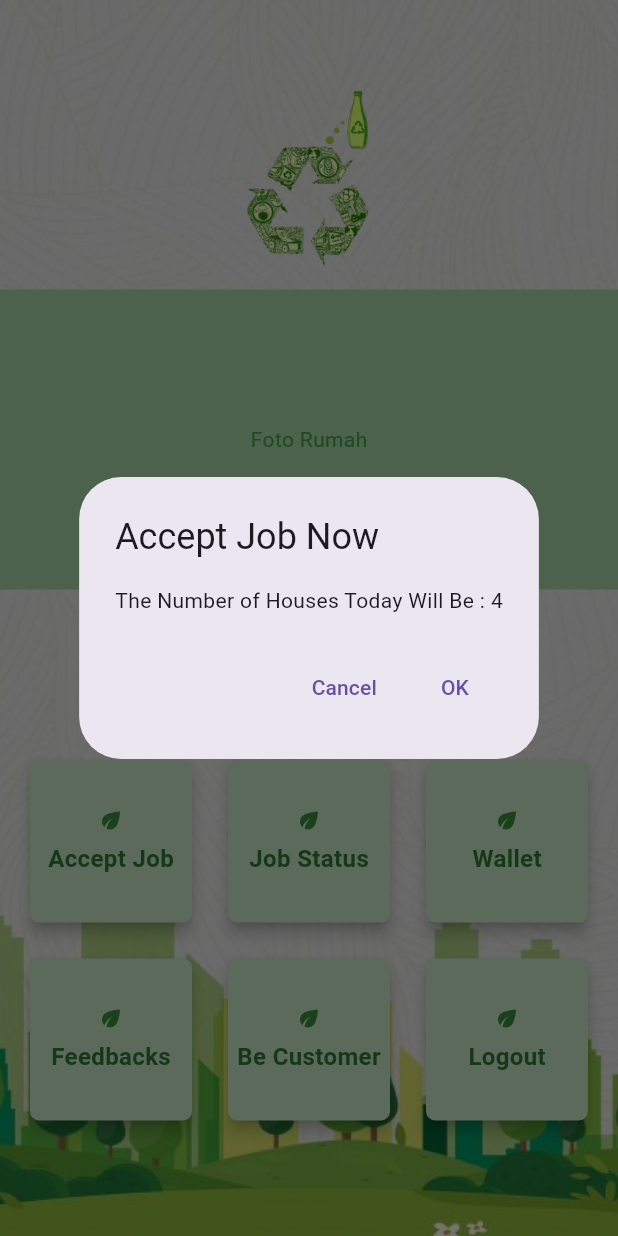
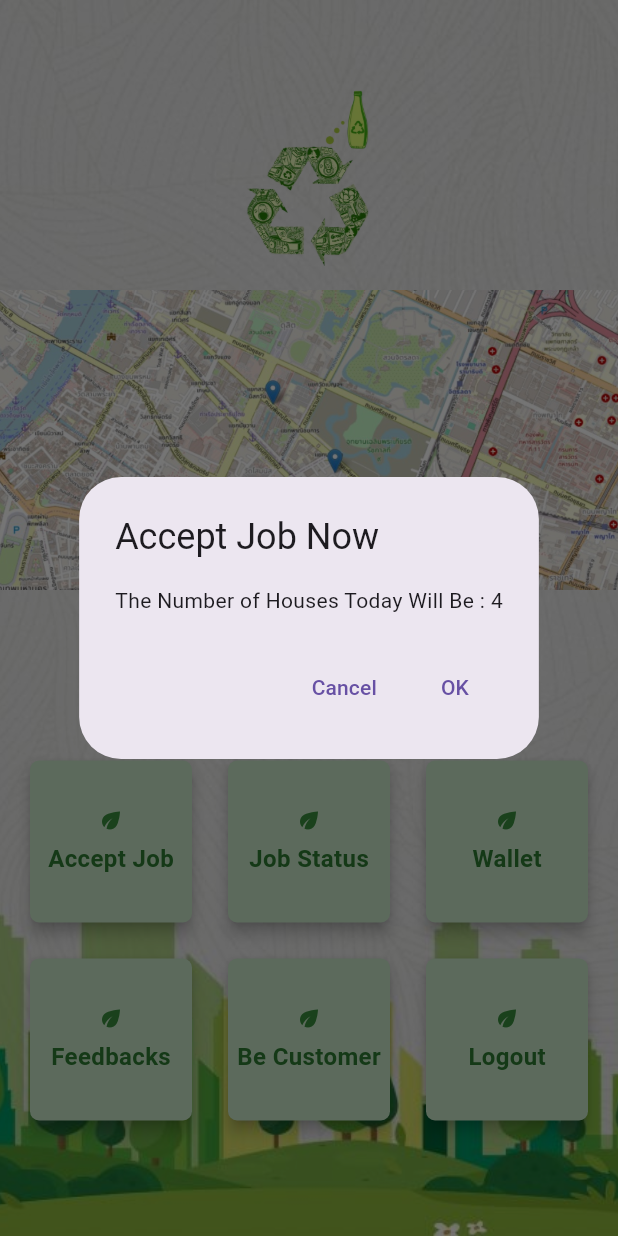
Before and after one commit to Azucarz/Recycle-To-Money-Andriod, a Flutter app: the HomeWorkerPage screen opened directly, after a tap on "Accept Job", on a phone screen of 412 x 824 dp. Run offline on Flutter 3.47's test engine with Material 3 defaults, Android fonts, the phone set to English and light mode, and no system bars; our stand-ins replace supabase_flutter; accounts and stored records are empty.

Commit message:
Finall_Code
Final_Code  OKK

```diff
--- a/lib/f_request.dart
+++ b/lib/f_request.dart
@@ -64,13 +64,11 @@ class RequestPickupPage extends StatelessWidget {
                 ),
                 const SizedBox(height: 16),
                 // Kotak foto rumah
-                Container(
-                  width: double.infinity,
-                  height: 200,
-                  color: Colors.green[200], // Warna latar belakang untuk kotak foto
-                  child: Center(
-                    child: Text('Foto Rumah', style: TextStyle(color: Colors.green[600])),
-                  ),
+                Image.asset(
+                'assets/Hms.jpg',
+                width: double.infinity,
+                height: 200,
+                fit: BoxFit.cover,  // Menyesuaikan gambar agar memenuhi kontainer
                 ),
                 const SizedBox(height: 16),
                 // Keterangan alamat dan nomor rumah
--- a/lib/worker_main.dart
+++ b/lib/worker_main.dart
@@ -1,6 +1,7 @@
 import 'package:flutter/material.dart';
 import 'package:smart_waste/login_page.dart';
 import 'profil_user_page.dart';
+import 'f_job_status.dart';
 
 
 void main() {
@@ -63,13 +64,11 @@ class HomeWorkerPage extends StatelessWidget {
                   height: 120,
                 ),
                 const SizedBox(height: 16), // Jarak antara logo dan tulisan
-                Container(
-                  width: double.infinity,
-                  height: 200,
-                  color: Colors.green[200], // Warna latar belakang untuk kotak foto
-                  child: Center(
-                    child: Text('Foto Rumah', style: TextStyle(color: Colors.green[600])),
-                  ),
+                Image.asset(
+                'assets/Mps.jpg',
+                width: double.infinity,
+                height: 200,
+                fit: BoxFit.cover,  // Menyesuaikan gambar agar memenuhi kontainer
                 ),
                 const SizedBox(height: 16),
                 // Tulisan "Smart Waste"
@@ -121,6 +120,7 @@ class HomeWorkerPage extends StatelessWidget {
                                         onPressed: () =>
                                             Navigator.pop(context, 'OK'),
                                         child: const Text('OK'),
+
                                       ),
                                     ],
                                   );
@@ -153,6 +153,16 @@ class HomeWorkerPage extends StatelessWidget {
                               debugPrint('Clear Temporary Memory');
                               debugPrint('Successful Logout');
                             }
+                              if (index == 1) {
+                              // Navigasi ke halaman binpage
+                              Navigator.push(
+                                context,
+                                MaterialPageRoute(
+                                  builder: (context) => TaskStatusPage(),
+                                ),
+                              );
+                              }
+
                             // Tambahkan logika untuk menu lainnya jika perlu
                           },
                           child: Column(
--- a/pubspec.yaml
+++ b/pubspec.yaml
@@ -69,7 +69,7 @@ flutter:
   - assets/image4.jpg
   - assets/image8.png
   - assets/Mps.jpg
-
+  - assets/Hms.jpg
 
   # An image asset can refer to one or more resolution-specific "variants", see
   # https://flutter.dev/to/resolution-aware-images
```
Also changed, not shown: pubspec.lock.
